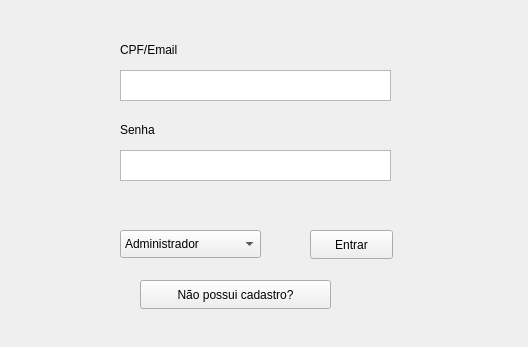
The window that DrWell/telalogin.ui (danzagroba/Dr.Well) describes before a commit, drawn with Qt 5.
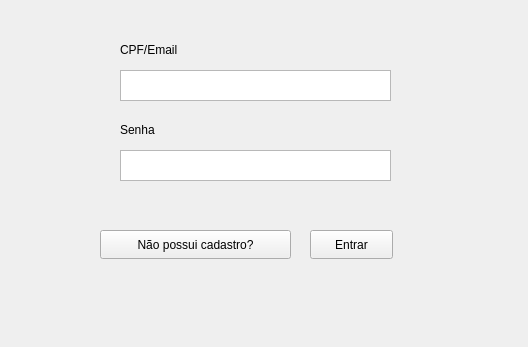
The same window after the commit.

Diff of the .ui file:
```diff
--- a/DrWell/telalogin.ui
+++ b/DrWell/telalogin.ui
@@ -52,8 +52,8 @@
   <widget class="QPushButton" name="pushButton_2">
    <property name="geometry">
     <rect>
-     <x>140</x>
-     <y>280</y>
+     <x>100</x>
+     <y>230</y>
      <width>191</width>
      <height>29</height>
     </rect>
@@ -85,31 +85,6 @@
     <string>Entrar</string>
    </property>
   </widget>
-  <widget class="QComboBox" name="comboBox">
-   <property name="geometry">
-    <rect>
-     <x>120</x>
-     <y>230</y>
-     <width>141</width>
-     <height>28</height>
-    </rect>
-   </property>
-   <item>
-    <property name="text">
-     <string>Administrador</string>
-    </property>
-   </item>
-   <item>
-    <property name="text">
-     <string>Secretário</string>
-    </property>
-   </item>
-   <item>
-    <property name="text">
-     <string>Médico</string>
-    </property>
-   </item>
-  </widget>
  </widget>
  <resources/>
  <connections/>
```
